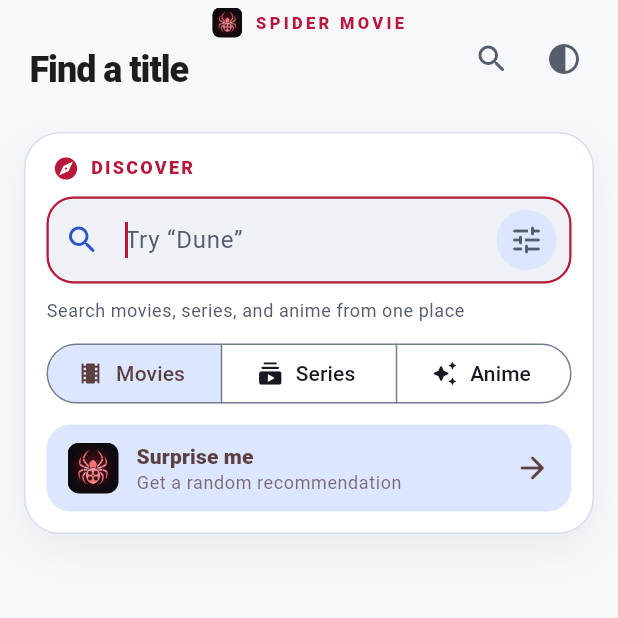
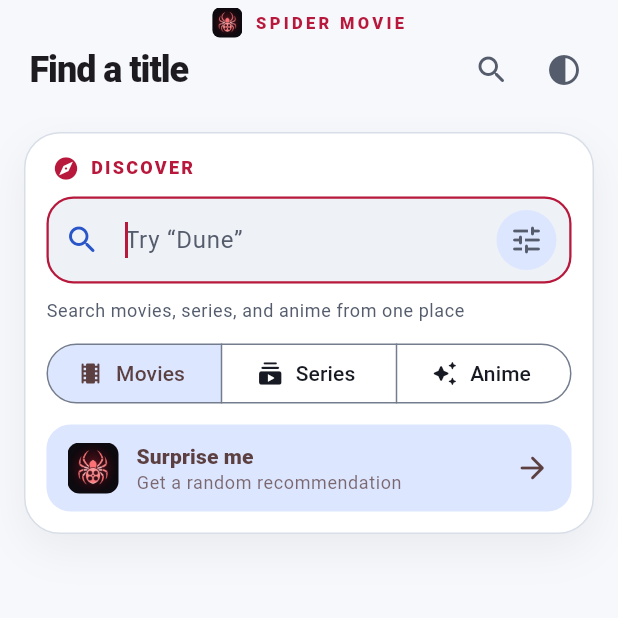
Before and after one commit to omed-code/Gornanet, a Flutter app: the screen it shows after launch, item 2 of the bottom bar chosen, on a phone screen of 412 x 824 dp, the top half of it. Run offline on Flutter 3.47's test engine with Material 3 defaults, Android fonts, the light colour scheme and no system bars; our stand-ins replace flutter_riverpod, flutter_secure_storage, shared_preferences.

Commit message:
make the icon same line as the Text

```diff
--- a/lib/src/ui/home_shell.dart
+++ b/lib/src/ui/home_shell.dart
@@ -72,13 +72,19 @@ class _HomeShellState extends ConsumerState<HomeShell> {
           ),
         ),
         actions: <Widget>[
-          IconButton(
-            key: const Key('app-bar-search'),
-            tooltip: 'Search',
-            onPressed: () => setState(() => _index = 1),
-            icon: const Icon(Icons.search_rounded),
+          Padding(
+            padding: const EdgeInsets.only(top: 15),
+            child: IconButton(
+              key: const Key('app-bar-search'),
+              tooltip: 'Search',
+              onPressed: () => setState(() => _index = 1),
+              icon: const Icon(Icons.search_rounded),
+            ),
           ),
-          const _ThemeModeMenu(),
+          const Padding(
+            padding: EdgeInsets.only(top: 15),
+            child: _ThemeModeMenu(),
+          ),
           const SizedBox(width: 12),
         ],
       ),
```
